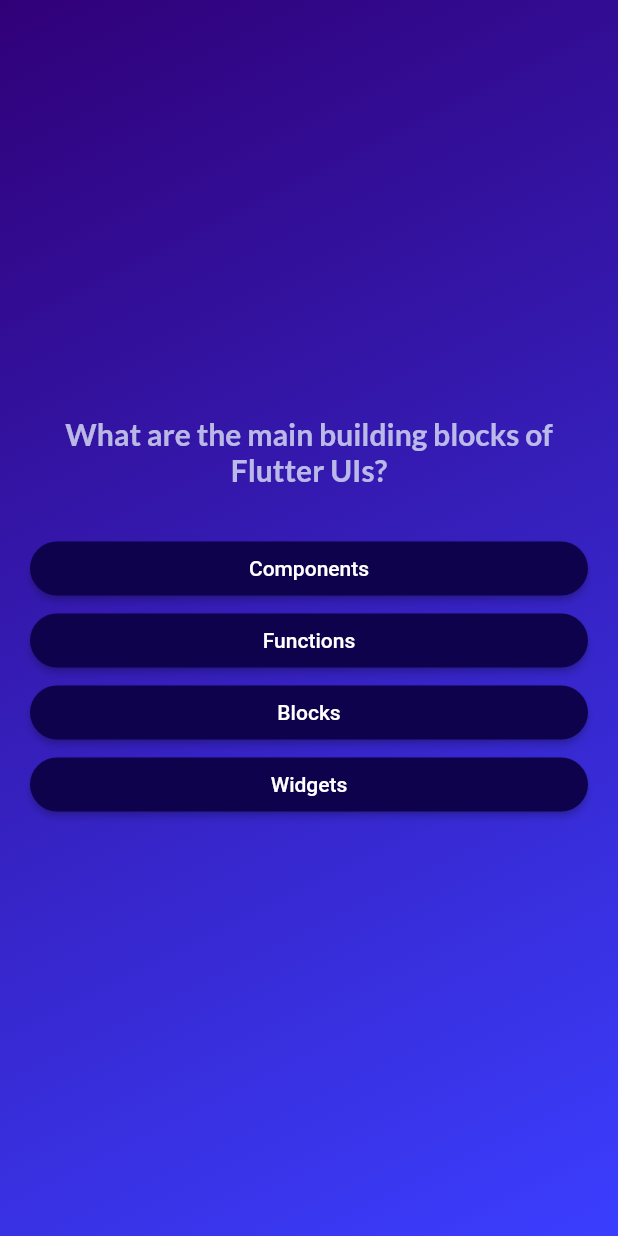
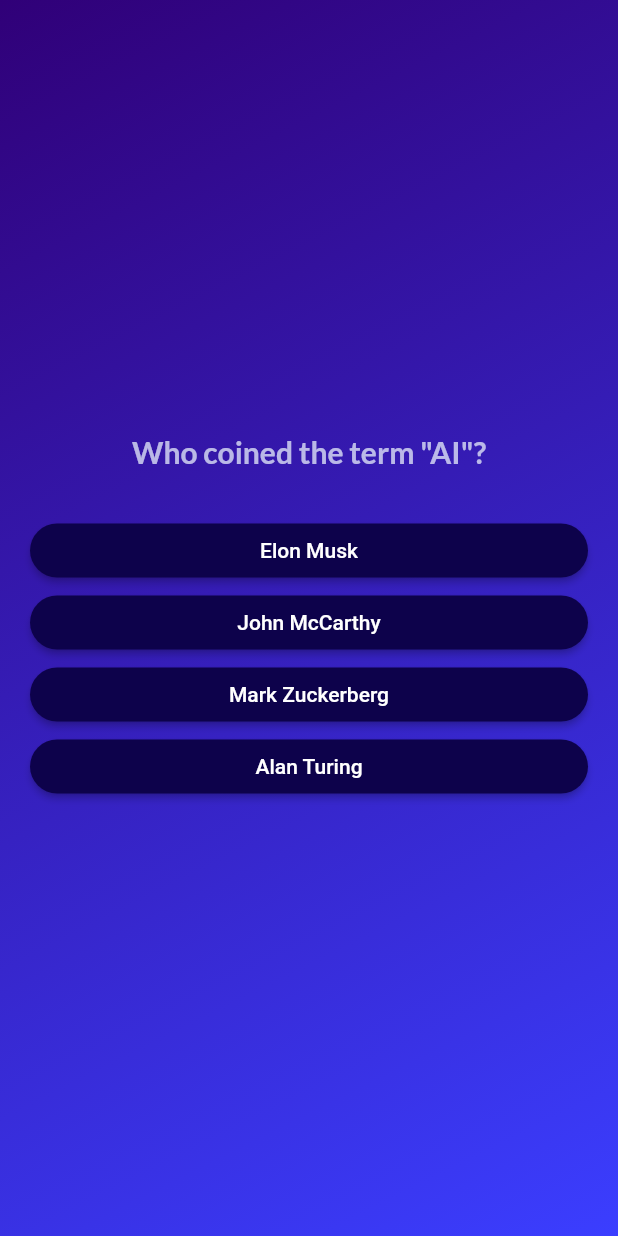
Before and after one commit to AnbuAK/quiz_app, a Flutter app: the screen it shows after launch, after a tap on "Start Quiz", on a phone screen of 412 x 824 dp. Run offline on Flutter 3.47's test engine with Material 2 defaults, Android fonts, the phone set to English and light mode, and no system bars; our stand-ins replace google_fonts; missing offline and left inert: dart:ffi.

Commit message:
AI questions updated

```diff
--- a/lib/data/questions.dart
+++ b/lib/data/questions.dart
@@ -3,54 +3,90 @@ import 'package:quiz_app/models/quiz_questions.dart';
 
 const questions = [
   QuizQuestion(
-    'What are the main building blocks of Flutter UIs?',
+    'Who coined the term "AI"?',
     [
-      'Widgets',
-      'Components',
-      'Blocks',
-      'Functions',
+      'Alan Turing',
+      'Elon Musk',
+      'Mark Zuckerberg',
+      'John McCarthy',
     ],
   ),
-  QuizQuestion('How are Flutter UIs built?', [
-    'By combining widgets in code',
-    'By combining widgets in a visual editor',
-    'By defining widgets in config files',
-    'By using XCode for iOS and Android Studio for Android',
+  QuizQuestion('Which programming language is widely used in AI?', [
+    'Python',
+    'Java',
+    'C++',
+    'Ruby',
   ]),
   QuizQuestion(
-    'What\'s the purpose of a StatefulWidget?',
+    'What is the primary function of ChatGPT?',
     [
-      'Update UI as data changes',
-      'Update data as UI changes',
-      'Ignore data changes',
-      'Render UI that does not depend on data',
+      'Natural language understanding and generation',
+      'Image recognition',
+      'Text summarization',
+      'Speech synthesis',
     ],
   ),
   QuizQuestion(
-    'Which widget should you try to use more often: StatelessWidget or StatefulWidget?',
+    'What type of neural network architecture does ChatGPT use?',
     [
-      'StatelessWidget',
-      'StatefulWidget',
-      'Both are equally good',
-      'None of the above',
+      'Transformer',
+      'Convolutional Neural Network (CNN)',
+      'Long Short-Term Memory (LSTM)',
+      'Recursive Neural Network (RNN)',
     ],
   ),
   QuizQuestion(
-    'What happens if you change data in a StatelessWidget?',
+    'How does ChatGPT generate responses?',
     [
-      'The UI is not updated',
-      'The UI is updated',
-      'The closest StatefulWidget is updated',
-      'Any nested StatefulWidgets are updated',
+      'By learning patterns from large datasets',
+      'By random selection from a set of phrases',
+      'By copying responses from a database',
+      'By retrieving pre-defined templates',
     ],
   ),
   QuizQuestion(
-    'How should you update data inside of StatefulWidgets?',
+    'What is the maximum context window for ChatGPT responses?',
     [
-      'By calling setState()',
-      'By calling updateData()',
-      'By calling updateUI()',
-      'By calling updateState()',
+      '512 tokens',
+      '1024 tokens',
+      'Unlimited tokens',
+      '100 tokens',
+    ],
+  ),
+  QuizQuestion(
+    'Which of the following is a potential ethical concern related to ChatGPT?',
+    [
+      'Bias in generated responses',
+      'Limitations in computational resources',
+      'Lack of interpretability in model decisions',
+      'Difficulty in fine-tuning for specific tasks',
+    ],
+  ),
+  QuizQuestion(
+    'How does ChatGPT handle context in conversations?',
+    [
+      'By utilizing attention mechanisms',
+      'By applying reinforcement learning',
+      'By memorizing previous interactions',
+      'By analyzing semantic meaning',
+    ],
+  ),
+  QuizQuestion(
+    'In what year was ChatGPT first introduced?',
+    [
+      '2020',
+      '2021',
+      '2012',
+      '2016',
+    ],
+  ),
+  QuizQuestion(
+    'What is the significance of adversarial training in the context of deep learning?',
+    [
+      'It improves model robustness against adversarial attacks',
+      'It accelerates model training convergence',
+      'It enhances model interpretability',
+      'It helps in model compression',
     ],
   ),
 ];
```
